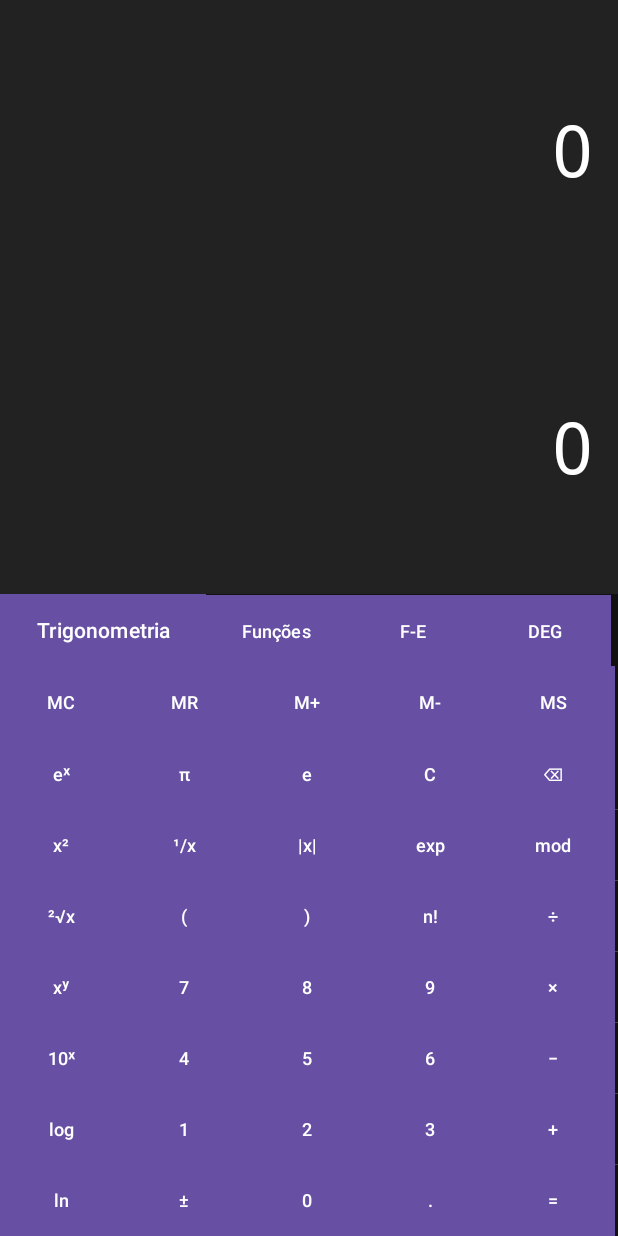
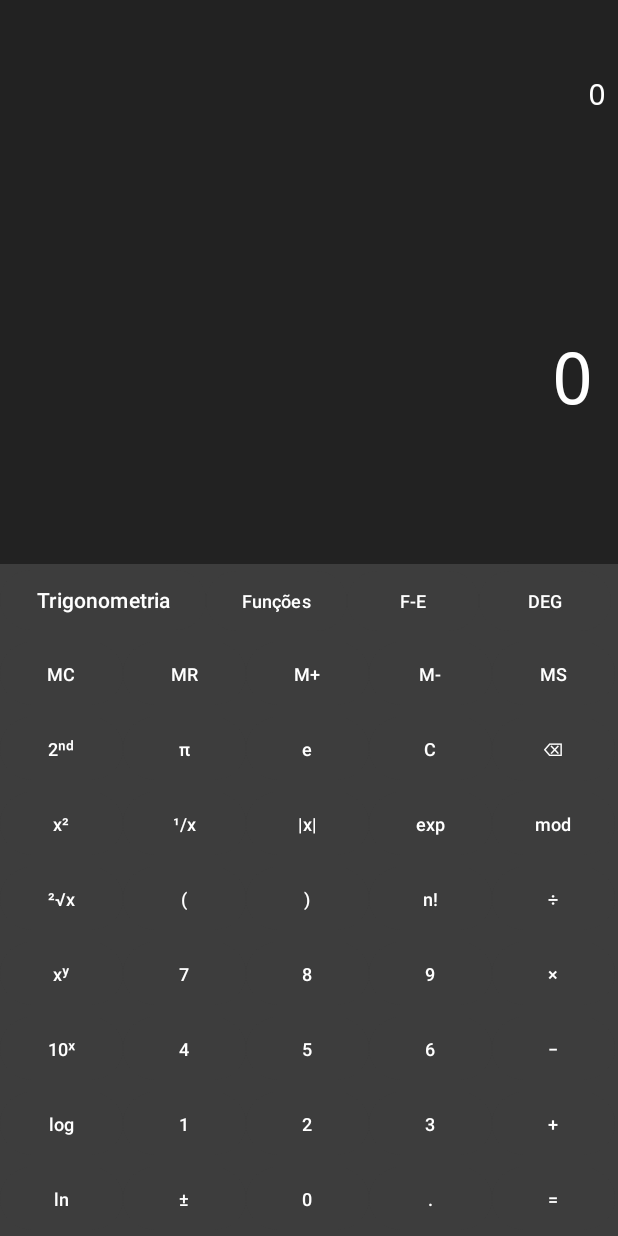
Before and after one commit to PedroLucasCG/calculadora, an Android app: the screen it shows after launch (MainActivity), on a phone screen of 412 x 824 dp. Run offline under Robolectric (Android 15) with nearby library versions, the phone set to English and light mode, and no system bars.

Commit message:
correção de erros e adição da coluna alternativa

```diff
--- a/app/src/main/res/layout/activity_main.xml
+++ b/app/src/main/res/layout/activity_main.xml
@@ -3,14 +3,15 @@
     android:orientation="vertical"
     android:layout_width="match_parent"
     android:layout_height="match_parent"
+    android:backgroundTint="#3d3d3d"
     android:background="#111111">
 
     <TextView
         android:id="@+id/textViewSmall"
-        style="@style/display"
+        style="@style/displaySmall"
         android:layout_width="match_parent"
         android:layout_height="0dp"
-        android:layout_weight="1"
+        android:layout_weight=".5"
         android:text="0" />
 
     <TextView
@@ -28,7 +29,7 @@
             android:id="@+id/btnTrig"
             android:layout_width="wrap_content"
             android:layout_height="wrap_content"
-            android:backgroundTint="@color/white"
+            android:backgroundTint="#3d3d3d"
             android:textSize="14dp"
             style="@style/button"
             android:text="Trigonometria" />
@@ -36,21 +37,21 @@
             android:id="@+id/btnFunc"
             android:layout_width="wrap_content"
             android:layout_height="wrap_content"
-            android:backgroundTint="@color/white"
+            android:backgroundTint="#3d3d3d"
             style="@style/button"
             android:text="Funções" />
         <Button
             android:id="@+id/FE"
             android:layout_width="wrap_content"
             android:layout_height="wrap_content"
-            android:backgroundTint="@color/white"
+            android:backgroundTint="#3d3d3d"
             style="@style/button"
             android:text="F-E" />
         <Button
             android:id="@+id/deg"
             android:layout_width="wrap_content"
             android:layout_height="wrap_content"
-            android:backgroundTint="@color/white"
+            android:backgroundTint="#3d3d3d"
             style="@style/button"
             android:text="DEG" />
     </LinearLayout>
@@ -58,7 +59,6 @@
     <TableLayout
         android:layout_width="match_parent"
         android:layout_height="wrap_content"
-        android:divider="#444444"
         android:showDividers="middle"
         android:stretchColumns="*">
 
@@ -75,15 +75,15 @@
     <TableLayout
         android:layout_width="match_parent"
         android:layout_height="wrap_content"
-        android:divider="#444444"
         android:showDividers="middle"
+        android:backgroundTint="#3d3d3d"
         android:stretchColumns="*">
 
         <TableRow>
             <Button
-                android:id="@+id/ex"
+                android:id="@+id/nd"
                 style="@style/button"
-                android:text="eˣ"/>
+                android:text="2ⁿᵈ"/>
             <Button
                 android:id="@+id/pi"
                 style="@style/button"
--- a/app/src/main/res/values/estilos.xml
+++ b/app/src/main/res/values/estilos.xml
@@ -9,13 +9,18 @@
         <item name="android:letterSpacing">0.1</item>
     </style>
 
+    <style name="displaySmall" parent="display">
+        <item name="android:textSize">20sp</item>
+        <item name="android:padding">8dp</item>
+    </style>
+
     <style name="button">
-        <item name="android:layout_width">0dp</item>
-        <item name="android:layout_height">48dp</item>
+        <item name="android:layout_width">50dp</item>
+        <item name="android:layout_height">50dp</item>
         <item name="android:layout_columnWeight">1</item>
         <item name="android:textSize">12sp</item>
         <item name="android:textColor">#FFF</item>
-        <item name="android:background">#333333</item>
+        <item name="android:backgroundTint">#3d3d3d</item>
     </style>
 
 </resources>
```
Also changed, not shown: app/src/main/java/com/example/calculadora/MainActivity.kt (+141 -74 lines).
